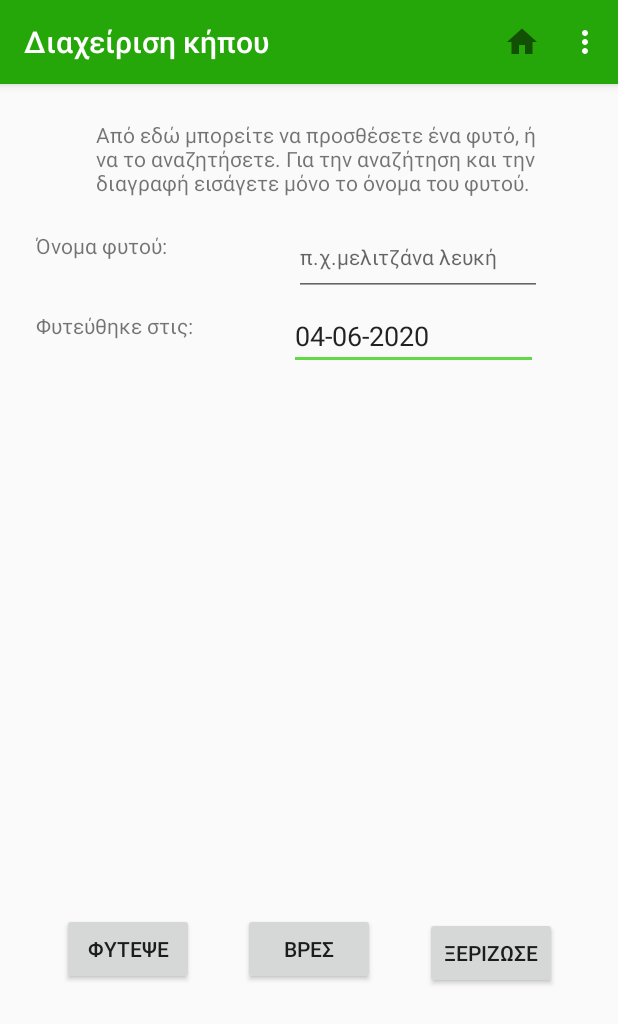
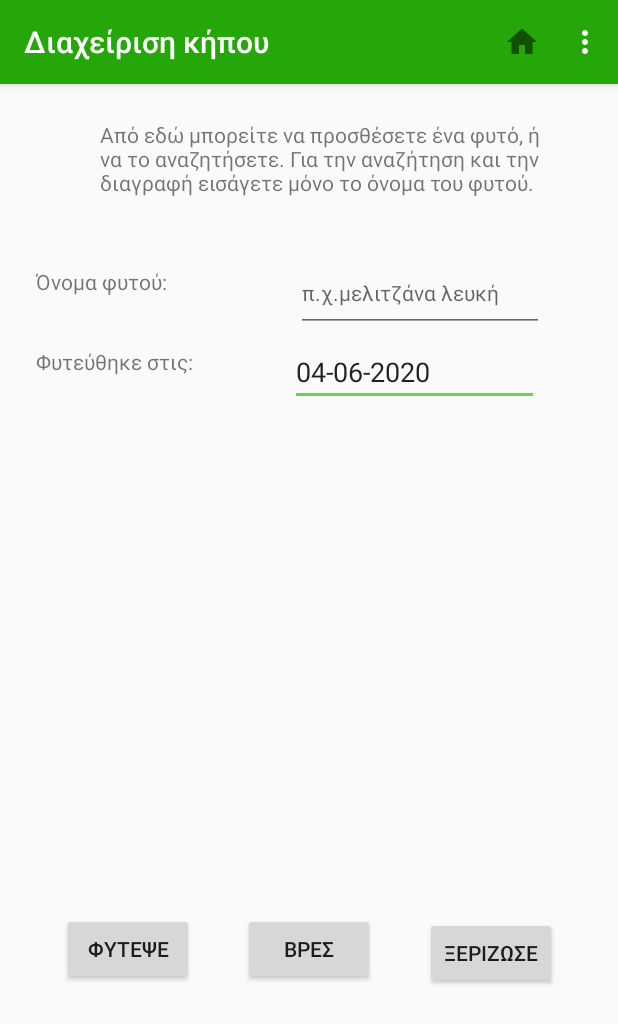
Before and after one commit to terilias/PlantApp2, an Android app: the DataBaseActivity screen opened directly, with no data from a screen before it, on a phone screen of 412 x 824 dp. Shown: the top 1024 px of the screen. Run offline under Robolectric (Android 15) with nearby library versions, the phone set to English and light mode, and no system bars.

```diff
--- a/app/src/main/res/layout/activity_data_base.xml
+++ b/app/src/main/res/layout/activity_data_base.xml
@@ -50,8 +50,8 @@
 
     <TextView
         android:id="@+id/textViewInformDate"
-        android:layout_width="297dp"
-        android:layout_height="58dp"
+        android:layout_width="293dp"
+        android:layout_height="82dp"
         android:layout_marginStart="24dp"
         android:layout_marginTop="24dp"
         android:layout_marginEnd="24dp"
@@ -60,17 +60,6 @@
         app:layout_constraintHorizontal_bias="0.6"
         app:layout_constraintStart_toStartOf="parent"
         app:layout_constraintTop_toTopOf="parent" />
-
-    <TextView
-        android:id="@+id/textView3"
-        android:layout_width="91dp"
-        android:layout_height="29dp"
-        android:layout_marginStart="24dp"
-        android:layout_marginTop="16dp"
-        android:text="@string/textViewPlantName"
-        android:textSize="14sp"
-        app:layout_constraintStart_toStartOf="parent"
-        app:layout_constraintTop_toBottomOf="@+id/textViewInformDate" />
 
     <EditText
         android:id="@+id/dateInput"
@@ -83,19 +72,9 @@
         android:inputType="date"
         android:labelFor="@id/textView"
         app:layout_constraintEnd_toEndOf="parent"
-        app:layout_constraintHorizontal_bias="0.583"
+        app:layout_constraintHorizontal_bias="0.589"
         app:layout_constraintStart_toEndOf="@+id/textView"
         app:layout_constraintTop_toBottomOf="@+id/editTextPlantName" />
-
-    <TextView
-        android:id="@+id/textView"
-        android:layout_width="wrap_content"
-        android:layout_height="wrap_content"
-        android:layout_marginStart="24dp"
-        android:layout_marginTop="24dp"
-        android:text="@string/plantingDate"
-        app:layout_constraintStart_toStartOf="parent"
-        app:layout_constraintTop_toBottomOf="@+id/textView3" />
 
     <EditText
         android:id="@+id/editTextPlantName"
@@ -110,14 +89,35 @@
         android:inputType="textPersonName"
         android:textSize="14sp"
         app:layout_constraintEnd_toEndOf="parent"
-        app:layout_constraintHorizontal_bias="0.632"
+        app:layout_constraintHorizontal_bias="0.64"
         app:layout_constraintStart_toEndOf="@+id/textView3"
         app:layout_constraintTop_toBottomOf="@+id/textViewInformDate" />
 
     <TextView
+        android:id="@+id/textView3"
+        android:layout_width="91dp"
+        android:layout_height="29dp"
+        android:layout_marginStart="24dp"
+        android:layout_marginTop="16dp"
+        android:text="@string/textViewPlantName"
+        android:textSize="14sp"
+        app:layout_constraintStart_toStartOf="parent"
+        app:layout_constraintTop_toBottomOf="@+id/textViewInformDate" />
+
+    <TextView
+        android:id="@+id/textView"
+        android:layout_width="wrap_content"
+        android:layout_height="wrap_content"
+        android:layout_marginStart="24dp"
+        android:layout_marginTop="24dp"
+        android:text="@string/plantingDate"
+        app:layout_constraintStart_toStartOf="parent"
+        app:layout_constraintTop_toBottomOf="@+id/textView3" />
+
+    <TextView
         android:id="@+id/textViewInfo"
-        android:layout_width="349dp"
-        android:layout_height="32dp"
+        android:layout_width="295dp"
+        android:layout_height="49dp"
         android:layout_marginStart="8dp"
         android:layout_marginTop="16dp"
         android:layout_marginEnd="8dp"
--- a/app/src/main/res/layout/activity_gallery.xml
+++ b/app/src/main/res/layout/activity_gallery.xml
@@ -16,8 +16,8 @@
 
     <TextView
         android:id="@+id/textViewInfoGallery"
-        android:layout_width="333dp"
-        android:layout_height="131dp"
+        android:layout_width="280dp"
+        android:layout_height="183dp"
         android:layout_marginStart="24dp"
         android:layout_marginTop="32dp"
         android:layout_marginEnd="24dp"
--- a/app/src/main/res/layout/card_layout.xml
+++ b/app/src/main/res/layout/card_layout.xml
@@ -20,7 +20,7 @@
             android:id="@+id/textViewCardName"
             android:layout_width="wrap_content"
             android:layout_height="wrap_content"
-            android:layout_marginStart="16dp"
+            android:layout_marginStart="8dp"
             android:layout_marginTop="8dp"
             android:text="@string/textViewPlantName"
             card_view:layout_constraintStart_toStartOf="parent"
@@ -30,7 +30,7 @@
             android:id="@+id/textViewCardDate"
             android:layout_width="wrap_content"
             android:layout_height="wrap_content"
-            android:layout_marginStart="16dp"
+            android:layout_marginStart="8dp"
             android:layout_marginTop="8dp"
             android:text="@string/plantingDate"
             card_view:layout_constraintStart_toStartOf="parent"
@@ -40,7 +40,7 @@
             android:id="@+id/textViewCardFertilDate"
             android:layout_width="wrap_content"
             android:layout_height="wrap_content"
-            android:layout_marginStart="16dp"
+            android:layout_marginStart="8dp"
             android:layout_marginTop="8dp"
             android:layout_marginBottom="8dp"
             android:text="@string/fertilDate"
```
Also changed, not shown: app/src/main/java/com/example/plantapp/DataBaseActivity.java (+23 -7 lines).
